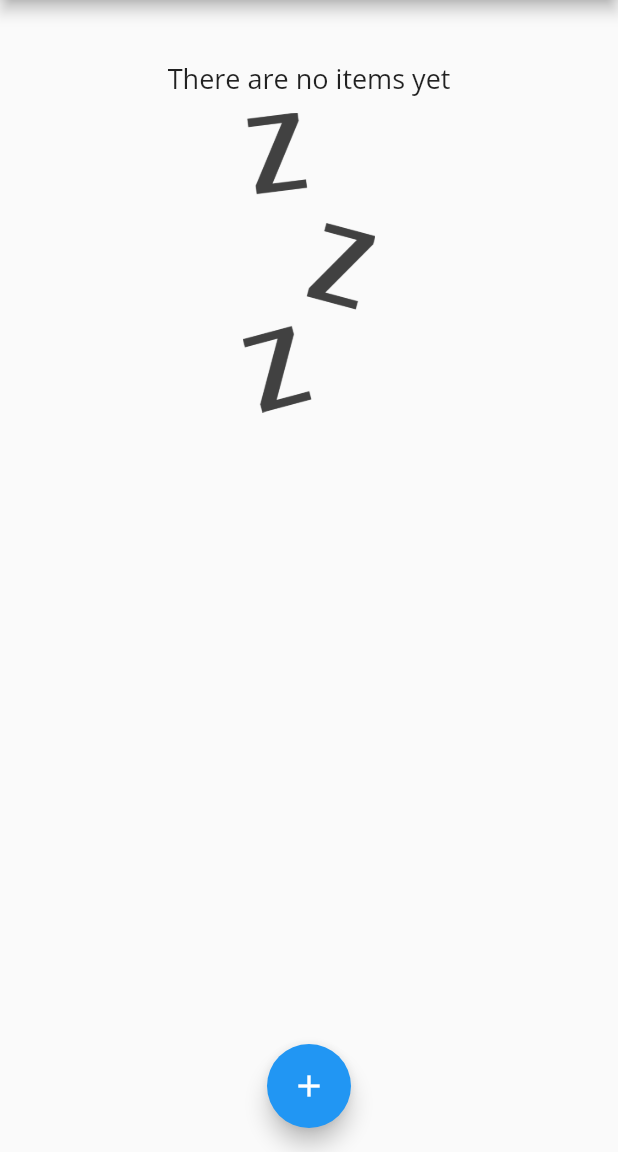
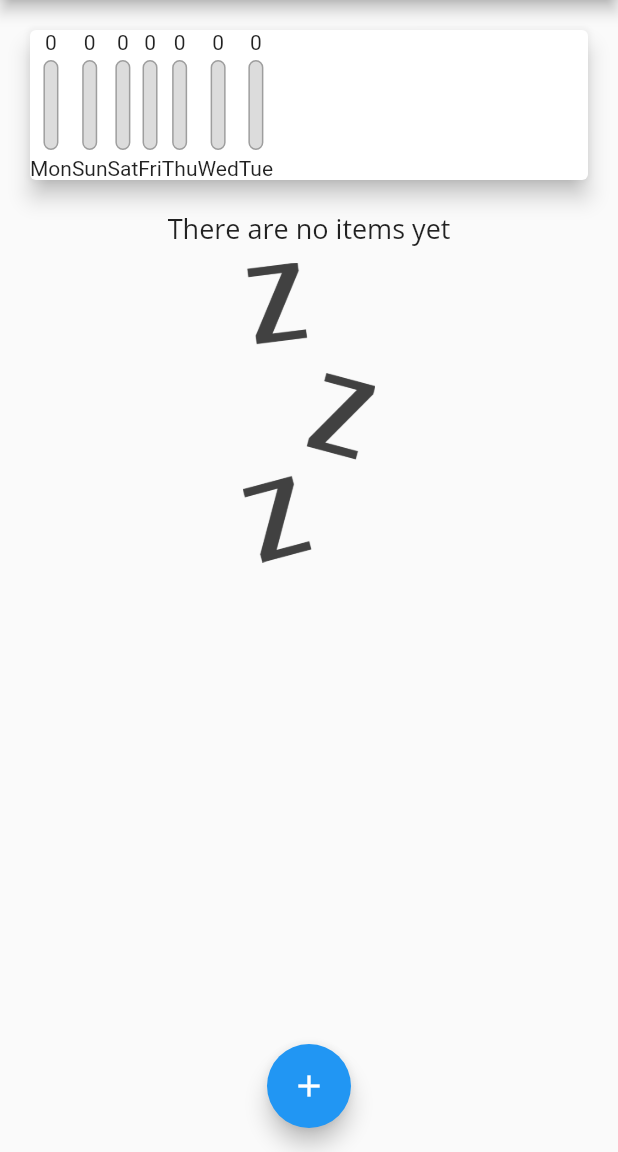
Before and after one commit to adrianbadarau/flutter-expense-tracker, a Flutter app: the screen it shows after launch, on a phone screen of 412 x 824 dp, the part 84-1236 px from its top. Run offline on Flutter 3.47's test engine with Material 2 defaults, Android fonts, the phone set to English and light mode, and no system bars.

Commit message:
added the chart drawing logic

```diff
--- a/lib/widgets/chart.dart
+++ b/lib/widgets/chart.dart
@@ -1,12 +1,14 @@
 import 'package:expense_tracker/domain/transaction.dart';
+import 'package:expense_tracker/widgets/chart_bar.dart';
 import 'package:flutter/material.dart';
 import 'package:intl/intl.dart';
 
 class ChartColumn {
   final String day;
   final double amount;
+  final double procOfTotal;
 
-  ChartColumn({this.day, this.amount});
+  ChartColumn({this.procOfTotal, this.day, this.amount});
 }
 
 class Chart extends StatelessWidget {
@@ -15,13 +17,28 @@ class Chart extends StatelessWidget {
   Chart({this.recentTransactions});
 
   List<ChartColumn> get groupedTransactionValues {
+    final total = recentTransactions.fold(
+        0, (previousValue, element) => previousValue + element.amount);
     return List.generate(7, (index) {
       final weekDay = DateTime.now().subtract(Duration(days: index));
       double sum = recentTransactions
           .where((element) => element.createdAt.difference(weekDay).inDays == 0)
           .fold(0, (previousValue, element) => previousValue + element.amount);
-      return ChartColumn(day: DateFormat.E().format(weekDay), amount: sum);
+      return ChartColumn(
+          day: DateFormat.E().format(weekDay),
+          amount: sum,
+          procOfTotal: sum / total);
     });
+  }
+
+  List<Widget> buildChartItems() {
+    return this.groupedTransactionValues.map((column) {
+      return ChartBar(
+        label: column.day,
+        spendingAmount: column.amount,
+        spendingProcOfTotal: column.procOfTotal,
+      );
+    }).toList();
   }
 
   @override
@@ -31,9 +48,7 @@ class Chart extends StatelessWidget {
       elevation: 6,
       margin: EdgeInsets.all(20),
       child: Row(
-        children: <Widget>[
-
-        ],
+        children: buildChartItems(),
       ),
     );
   }
--- /dev/null
+++ b/lib/widgets/chart_bar.dart
@@ -0,0 +1,45 @@
+import 'package:flutter/material.dart';
+
+class ChartBar extends StatelessWidget {
+  final String label;
+  final double spendingAmount;
+  final double spendingProcOfTotal;
+
+  ChartBar({this.label, this.spendingAmount, this.spendingProcOfTotal});
+
+  @override
+  Widget build(BuildContext context) {
+    return Column(
+      children: <Widget>[
+        Text("${spendingAmount.toStringAsFixed(0)}"),
+        SizedBox(height: 4),
+        Container(
+          width: 10,
+          height: 60,
+          child: Stack(
+            children: <Widget>[
+              Container(
+                decoration: BoxDecoration(
+                  border: Border.all(color: Colors.grey, width: 1),
+                  color: Color.fromRGBO(220, 220, 220, 1),
+                  borderRadius: BorderRadius.circular(10)
+                ),
+              ),
+              FractionallySizedBox(
+                heightFactor: spendingProcOfTotal,
+                child: Container(
+                  decoration: BoxDecoration(
+                    color: Theme.of(context).accentColor,
+                    borderRadius: BorderRadius.circular(10)
+                  ),
+                ),
+              )
+            ],
+          ),
+        ),
+        SizedBox(height: 4),
+        Text(label)
+      ],
+    );
+  }
+}
```
